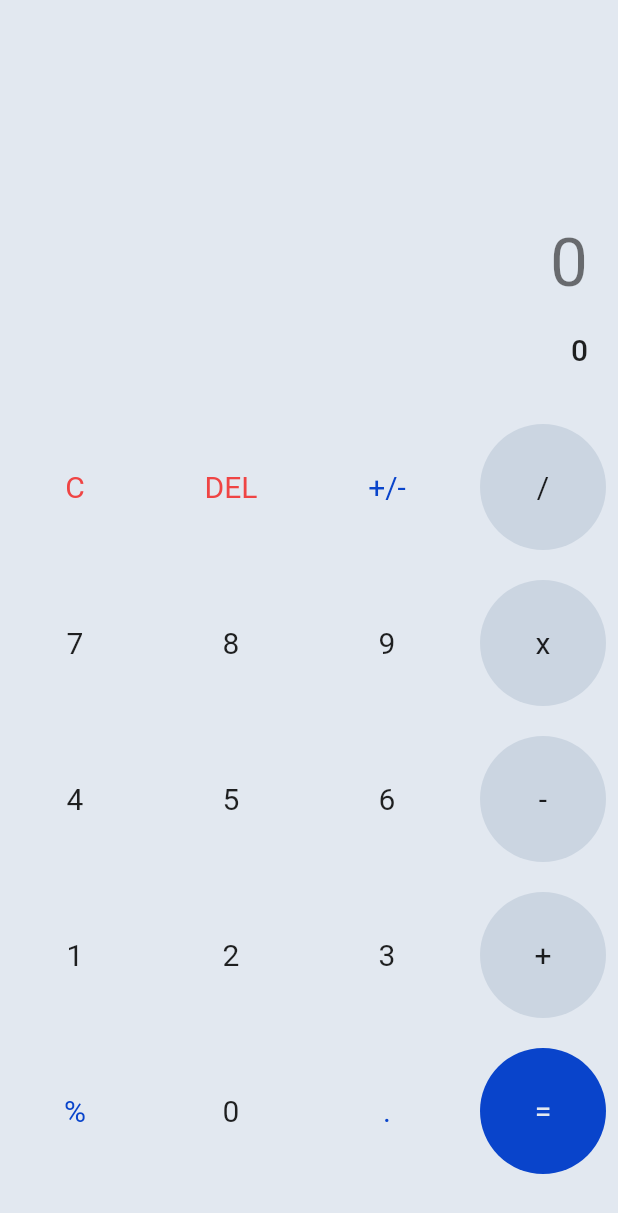
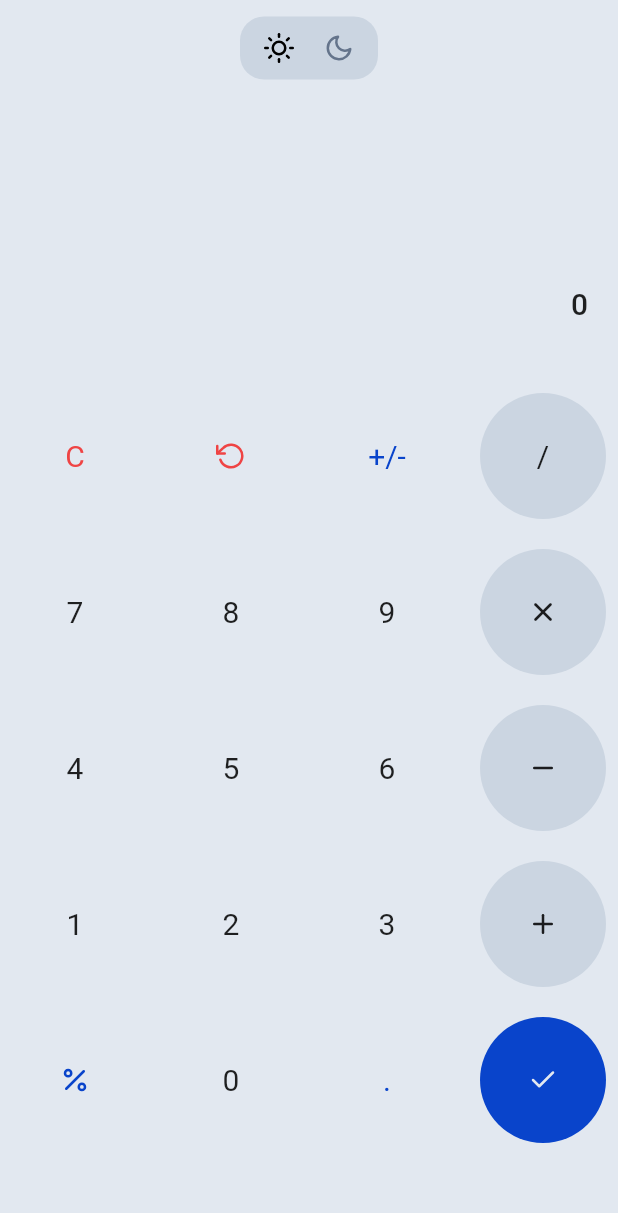
Before and after one commit to AryaveerSR/Calculator, a Flutter app: the screen it shows after launch, on a phone screen of 412 x 824 dp. Shown: the top 1213 px of the screen. Run offline on Flutter 3.47's test engine with Material 2 defaults, Android fonts, the light colour scheme and no system bars; our stand-ins replace feather_icons, math_expressions, theme_provider.

Commit message:
Done with the Looks

```diff
--- a/lib/screens/calculator.dart
+++ b/lib/screens/calculator.dart
@@ -1,9 +1,10 @@
-import 'package:flutter/material.dart';
+import 'package:flutter/material.dart' hide AppBar;
 import 'package:provider/provider.dart';
 
 import '../services/calc.model.dart';
 import '../widgets/numberDisplay.dart';
-import '../widgets/numberPad.dart';
+import '../widgets/numberPad/numberPad.dart';
+import '../ui/appBar/appBar.dart';
 
 class Calculator extends StatefulWidget {
   const Calculator({Key? key}) : super(key: key);
@@ -17,9 +18,10 @@ class _CalculatorState extends State<Calculator> {
   Widget build(BuildContext context) {
     return Consumer<CalcProvider>(
         builder: (context, val, child) => Scaffold(
+              appBar: AppBar(),
               backgroundColor: Theme.of(context).scaffoldBackgroundColor,
               body: Column(
-                mainAxisAlignment: MainAxisAlignment.spaceBetween,
+                mainAxisAlignment: MainAxisAlignment.center,
                 children: <Widget>[
                   NumberDisplay(userInput: val.userInput, answer: val.answer),
                   NumberPad(val: val)
--- a/lib/services/math.dart
+++ b/lib/services/math.dart
@@ -8,13 +8,19 @@ void calcEqual(CalcProvider val) {
   }
   try {
     Expression exp = Parser().parse(input);
-    final ans = exp.evaluate(EvaluationType.REAL, ContextModel());
-    ans % 1 == 0
-        ? val.answer = (ans as double).toInt().toString()
-        : val.answer = ans.toString();
+    val.answer =
+        _formatAnswer(exp.evaluate(EvaluationType.REAL, ContextModel()));
   } catch (e) {
     val.answer = 'Error';
   }
+}
+
+String _formatAnswer(double ans) {
+  return ans % 1 == 0
+      ? (ans).toInt().toString().replaceAllMapped(
+          RegExp(r'(\d{1,3})(?=(\d{3})+(?!\d))'), (Match m) => '${m[1]},')
+      : ans.toString().replaceAllMapped(
+          RegExp(r'(\d{1,3})(?=(\d{3})+(?!\d))'), (Match m) => '${m[1]},');
 }
 
 void toggleNegative(CalcProvider val) {
--- a/lib/ui/CircleButton/button.model.dart
+++ /dev/null
@@ -1,39 +0,0 @@
-enum ButtonTier { equal, regular, highlighted, operator, danger }
-
-final List<String> buttons = [
-  'C',
-  'DEL',
-  '+/-',
-  '/',
-  '7',
-  '8',
-  '9',
-  'x',
-  '4',
-  '5',
-  '6',
-  '-',
-  '1',
-  '2',
-  '3',
-  '+',
-  '%',
-  '0',
-  '.',
-  '=',
-];
-
-ButtonTier getTier(int index) {
-  final x = buttons[index];
-  if ('/x+-'.contains(x)) {
-    return ButtonTier.operator;
-  } else if ('DELC'.contains(x)) {
-    return ButtonTier.danger;
-  } else if ("%.+/-".contains(x)) {
-    return ButtonTier.highlighted;
-  } else if (x == "=") {
-    return ButtonTier.equal;
-  } else {
-    return ButtonTier.regular;
-  }
-}
--- /dev/null
+++ b/lib/ui/appBar/appBar.dart
@@ -0,0 +1,24 @@
+import 'package:flutter/material.dart' hide IconButton;
+
+import 'themeSwitch.dart';
+
+class AppBar extends StatelessWidget implements PreferredSizeWidget {
+  const AppBar({Key? key}) : super(key: key);
+
+  @override
+  Widget build(BuildContext context) {
+    return PreferredSize(
+        preferredSize: const Size.fromHeight(120),
+        child: SafeArea(
+          child: Padding(
+            padding: const EdgeInsets.all(8),
+            child: Row(
+              children: const [Spacer(), ThemeSwitch(), Spacer()],
+            ),
+          ),
+        ));
+  }
+
+  @override
+  Size get preferredSize => const Size.fromHeight(120);
+}
--- /dev/null
+++ b/lib/ui/appBar/themeSwitch.dart
@@ -0,0 +1,45 @@
+import 'package:flutter/material.dart' hide IconButton;
+import 'package:theme_provider/theme_provider.dart';
+import 'package:feather_icons/feather_icons.dart';
+
+class ThemeSwitch extends StatelessWidget {
+  const ThemeSwitch({Key? key}) : super(key: key);
+
+  @override
+  Widget build(BuildContext context) {
+    return RawMaterialButton(
+        fillColor: Theme.of(context).colorScheme.surface,
+        highlightColor: Theme.of(context).brightness == Brightness.dark
+            ? Theme.of(context).primaryColorDark
+            : Theme.of(context).primaryColorLight,
+        elevation: 0,
+        focusElevation: 0,
+        highlightElevation: 0,
+        hoverElevation: 0,
+        shape: RoundedRectangleBorder(
+            borderRadius: BorderRadius.circular(16), side: BorderSide.none),
+        constraints: const BoxConstraints(
+            maxWidth: 92, maxHeight: 42, minWidth: 92, minHeight: 42),
+        onPressed: () => ThemeProvider.controllerOf(context).nextTheme(),
+        child: Padding(
+          padding: const EdgeInsets.only(left: 16, right: 16),
+          child: Row(
+            mainAxisAlignment: MainAxisAlignment.spaceBetween,
+            children: [
+              Icon(
+                FeatherIcons.sun,
+                size: 20,
+                color: Color(Theme.of(context).brightness == Brightness.light
+                    ? 0xFF000000
+                    : 0xFF64748b),
+              ),
+              Icon(FeatherIcons.moon,
+                  size: 20,
+                  color: Color(Theme.of(context).brightness == Brightness.light
+                      ? 0xff64748b
+                      : 0xFFFFFFFF))
+            ],
+          ),
+        ));
+  }
+}
--- a/lib/widgets/numberDisplay.dart
+++ b/lib/widgets/numberDisplay.dart
@@ -1,5 +1,5 @@
 import 'package:flutter/material.dart';
-import 'package:theme_provider/theme_provider.dart';
+import '../widgets/numberPad/CircleButton/button.model.dart';
 
 class NumberDisplay extends StatelessWidget {
   final String userInput;
@@ -13,19 +13,49 @@ class NumberDisplay extends StatelessWidget {
         child:
             Column(mainAxisAlignment: MainAxisAlignment.end, children: <Widget>[
       Container(
-        padding: const EdgeInsets.all(20),
-        alignment: Alignment.centerRight,
-        child: Text(userInput.isEmpty ? '0' : userInput,
-            style: Theme.of(context).textTheme.headline3),
-      ),
+          padding: const EdgeInsets.only(right: 20, left: 20),
+          alignment: Alignment.centerRight,
+          child: SingleChildScrollView(
+            scrollDirection: Axis.horizontal,
+            child: Text(
+              answer.isEmpty ? '0' : answer,
+              style: Theme.of(context).textTheme.headline6,
+            ),
+          )),
       Container(
-        padding: const EdgeInsets.only(bottom: 30, right: 20, left: 20),
-        alignment: Alignment.centerRight,
-        child: Text(
-          answer.isEmpty ? '0' : answer,
-          style: Theme.of(context).textTheme.headline6,
-        ),
-      ),
+          padding: const EdgeInsets.all(20),
+          alignment: Alignment.centerRight,
+          child: SingleChildScrollView(
+            scrollDirection: Axis.horizontal,
+            child: Row(
+                mainAxisAlignment: MainAxisAlignment.end,
+                children: userInput
+                    .split('')
+                    .map((e) => "+-%x".contains(e)
+                        ? Icon(
+                            getIconFromOperator(e),
+                            color: Theme.of(context).colorScheme.onSurface,
+                            shadows: [
+                              Shadow(
+                                blurRadius: 0,
+                                color: Theme.of(context).colorScheme.onSurface,
+                                offset: const Offset(1, -1),
+                              ),
+                              Shadow(
+                                blurRadius: 0,
+                                color: Theme.of(context).colorScheme.onSurface,
+                                offset: const Offset(-1, -1),
+                              ),
+                            ],
+                            size: 42,
+                          )
+                        : Text(e,
+                            style: TextStyle(
+                                color: Theme.of(context).colorScheme.onSurface,
+                                fontSize: 42,
+                                fontWeight: FontWeight.w600)))
+                    .toList()),
+          )),
     ]));
   }
 }
--- a/lib/ui/CircleButton/button.dart
+++ b/lib/widgets/numberPad/CircleButton/button.dart
@@ -34,24 +34,22 @@ class CircleButton extends StatelessWidget {
       }[tier],
       elevation: 0,
       shape: RoundedRectangleBorder(
-          borderRadius: BorderRadius.circular(99999), side: BorderSide.none),
+          borderRadius: BorderRadius.circular(9999), side: BorderSide.none),
       child: ClipRRect(
         child: Center(
-          child: Text(
-            buttonText,
-            style: TextStyle(
-              color: {
-                ButtonTier.highlighted: Theme.of(context).primaryColor,
-                ButtonTier.regular:
-                    Theme.of(context).textTheme.bodyLarge!.color,
-                ButtonTier.operator:
-                    Theme.of(context).textTheme.bodyLarge!.color,
-                ButtonTier.danger: Theme.of(context).errorColor,
-                ButtonTier.equal: Theme.of(context).scaffoldBackgroundColor,
-              }[tier],
-              fontSize: 20,
-            ),
-          ),
+          child: "+-x%DEL=".contains(buttonText)
+              ? Icon(
+                  getIconFromOperator(buttonText),
+                  size: 20,
+                  color: getColorFromTier(tier, context),
+                )
+              : Text(
+                  buttonText,
+                  style: TextStyle(
+                    color: getColorFromTier(tier, context),
+                    fontSize: 20,
+                  ),
+                ),
         ),
       ),
     );
--- /dev/null
+++ b/lib/widgets/numberPad/CircleButton/button.model.dart
@@ -0,0 +1,63 @@
+import 'package:feather_icons/feather_icons.dart';
+import 'package:flutter/material.dart';
+
+enum ButtonTier { equal, regular, highlighted, operator, danger }
+
+final List<String> buttons = [
+  'C',
+  'DEL',
+  '+/-',
+  '/',
+  '7',
+  '8',
+  '9',
+  'x',
+  '4',
+  '5',
+  '6',
+  '-',
+  '1',
+  '2',
+  '3',
+  '+',
+  '%',
+  '0',
+  '.',
+  '=',
+];
+
+ButtonTier getTier(int index) {
+  final x = buttons[index];
+  if ('/x+-'.contains(x)) {
+    return ButtonTier.operator;
+  } else if ('DELC'.contains(x)) {
+    return ButtonTier.danger;
+  } else if ("%.+/-".contains(x)) {
+    return ButtonTier.highlighted;
+  } else if (x == "=") {
+    return ButtonTier.equal;
+  } else {
+    return ButtonTier.regular;
+  }
+}
+
+Color getColorFromTier(ButtonTier tier, BuildContext context) {
+  return {
+    ButtonTier.highlighted: Theme.of(context).primaryColor,
+    ButtonTier.regular: Theme.of(context).textTheme.bodyLarge!.color,
+    ButtonTier.operator: Theme.of(context).textTheme.bodyLarge!.color,
+    ButtonTier.danger: Theme.of(context).errorColor,
+    ButtonTier.equal: Theme.of(context).scaffoldBackgroundColor,
+  }[tier]!;
+}
+
+IconData getIconFromOperator(String op) {
+  return {
+    "+": FeatherIcons.plus,
+    "-": FeatherIcons.minus,
+    "x": FeatherIcons.x,
+    "%": FeatherIcons.percent,
+    "DEL": FeatherIcons.rotateCcw,
+    "=": FeatherIcons.check,
+  }[op]!;
+}
--- a/lib/widgets/numberPad.dart
+++ b/lib/widgets/numberPad/numberPad.dart
@@ -1,8 +1,8 @@
 import 'package:flutter/material.dart';
 
-import '../ui/CircleButton/button.dart';
-import '../services/math.dart';
-import '../services/calc.model.dart';
+import './CircleButton/button.dart';
+import '../../services/math.dart';
+import '../../services/calc.model.dart';
 
 class NumberPad extends StatelessWidget {
   CalcProvider val;
@@ -11,7 +11,7 @@ class NumberPad extends StatelessWidget {
   @override
   Widget build(BuildContext context) {
     return Expanded(
-      flex: 2,
+      flex: 3,
       child: GridView.builder(
           itemCount: buttons.length,
           gridDelegate: const SliverGridDelegateWithFixedCrossAxisCount(
@@ -33,16 +33,17 @@ class NumberPad extends StatelessWidget {
                     calcEqual(val);
                   }
                 } else if (btn == "=") {
+                  final userI = val.userInput;
                   val.userInput =
                       val.answer.isEmpty ? val.userInput : val.answer;
-                  val.answer = '';
+                  val.answer = userI;
                 } else if (btn == "+/-") {
                   if (val.userInput.isNotEmpty) {
                     toggleNegative(val);
                     calcEqual(val);
                   }
                 } else {
-                  if ("/x+-%.".contains(btn) &&
+                  if ("/x+%.".contains(btn) &&
                       "/x+-%.".contains(
                           val.userInput.substring(val.userInput.length - 1))) {
                     return;
--- a/pubspec.yaml
+++ b/pubspec.yaml
@@ -37,6 +37,7 @@ dependencies:
   provider: ^6.0.3
   shared_preferences: ^2.0.15
   theme_provider: ^0.5.0
+  feather_icons: ^1.2.0
 
 dev_dependencies:
   flutter_test:
```
Also changed, not shown: img/dark.png, img/light.png, pubspec.lock.
